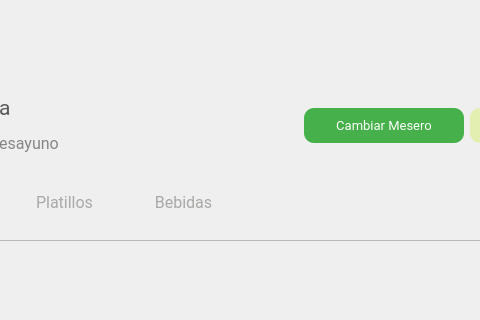
The window that El-Patio/mesero/mesero_menu_comandas.ui (MrDanielG/IHC-ElPatio) describes before a commit, drawn with Qt 5; both pictures show x 151 to 631 and y 0 to 320 of the 1024 by 768 pixel window.
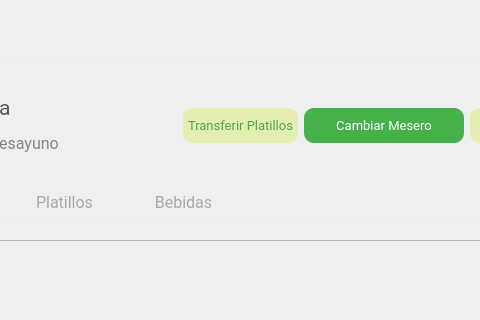
The same window after the commit.

```diff
--- a/El-Patio/mesero/mesero_menu_comandas.ui
+++ b/El-Patio/mesero/mesero_menu_comandas.ui
@@ -242,6 +242,49 @@
         </property>
        </spacer>
       </item>
+      <item>
+       <widget class="QPushButton" name="btn_transferir">
+        <property name="minimumSize">
+         <size>
+          <width>70</width>
+          <height>35</height>
+         </size>
+        </property>
+        <property name="maximumSize">
+         <size>
+          <width>125</width>
+          <height>16777215</height>
+         </size>
+        </property>
+        <property name="font">
+         <font>
+          <family>Roboto</family>
+          <pointsize>10</pointsize>
+         </font>
+        </property>
+        <property name="cursor">
+         <cursorShape>PointingHandCursor</cursorShape>
+        </property>
+        <property name="styleSheet">
+         <string notr="true">*{
+	color: #539E56;
+	border-radius: 10px;
+	background-color: #E3EFB0;
+	border: none;
+	padding: 5px;
+}
+
+:hover{
+	background-color: white;
+	border: 1px solid #46B04A;
+	color: #46B04A;
+}</string>
+        </property>
+        <property name="text">
+         <string>Transferir Platillos</string>
+        </property>
+       </widget>
+      </item>
       <item>
        <widget class="QPushButton" name="btnCambiarMesero">
         <property name="minimumSize">
```
